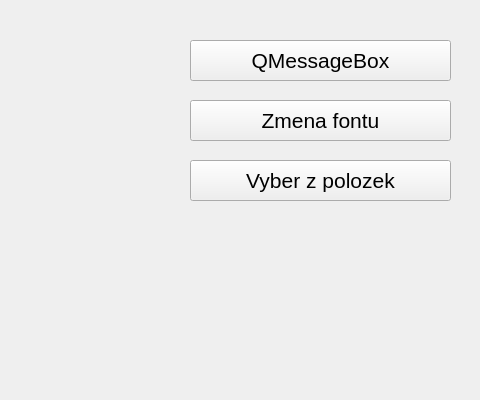
This is 35_Dialogy/mainwindow.ui in SPSMB/PRO_4r_2025_2026_IT2 as Qt 5 draws it before an edit; both pictures show x 320 to 800 and y 0 to 400 of the 800 by 600 pixel window. The edited form follows.
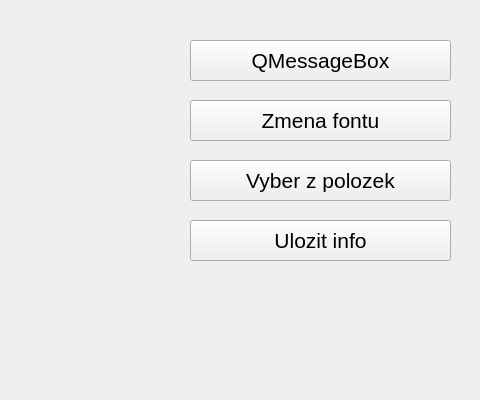
This is the edited form.

Patch:
```diff
--- a/35_Dialogy/mainwindow.ui
+++ b/35_Dialogy/mainwindow.ui
@@ -86,6 +86,24 @@
      <string>Vyber z polozek</string>
     </property>
    </widget>
+   <widget class="QPushButton" name="btn_saveInfo">
+    <property name="geometry">
+     <rect>
+      <x>510</x>
+      <y>220</y>
+      <width>261</width>
+      <height>41</height>
+     </rect>
+    </property>
+    <property name="font">
+     <font>
+      <pointsize>16</pointsize>
+     </font>
+    </property>
+    <property name="text">
+     <string>Ulozit info</string>
+    </property>
+   </widget>
   </widget>
   <widget class="QMenuBar" name="menubar">
    <property name="geometry">
```
